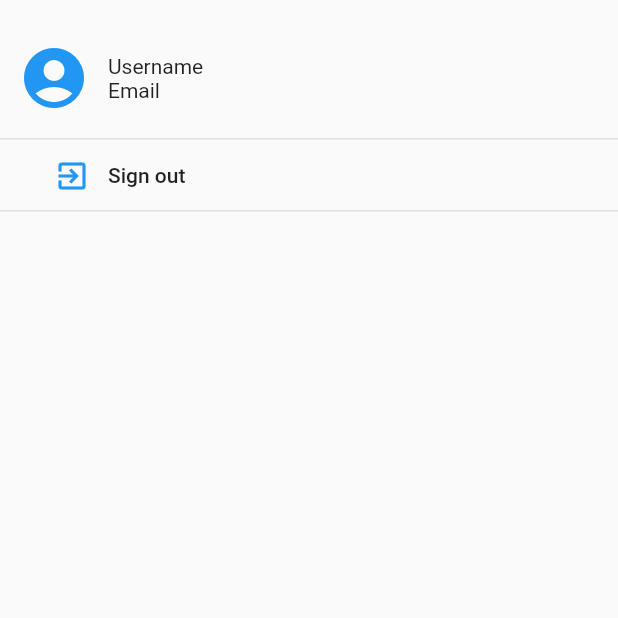
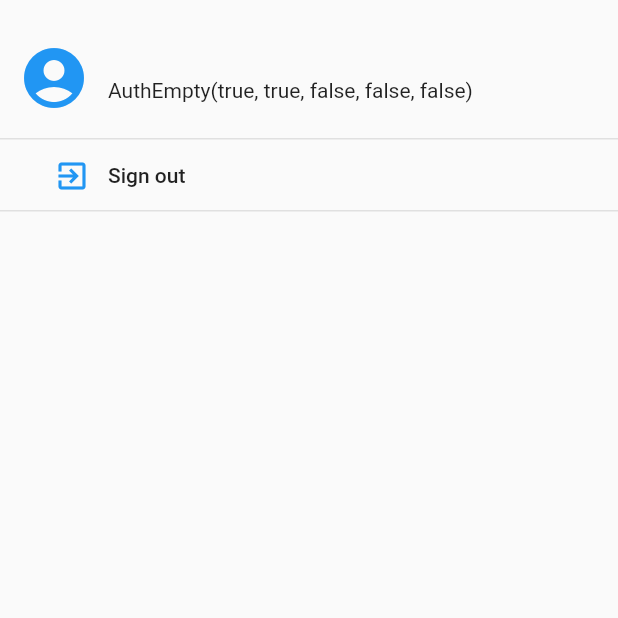
Before and after one commit to FleeToday/whatup, a Flutter app: the AppBarDrawerWidget screen opened directly, on a phone screen of 412 x 824 dp, the top half of it. Run offline on Flutter 3.47's test engine with Material 2 defaults, Android fonts, the phone set to English and light mode, and no system bars; our stand-ins replace bloc, cloud_firestore, equatable, firebase_auth, flutter_bloc, flutter_swiper and 2 more; missing offline and left inert: flutter_google_places, geoflutterfire, google_maps_webservice; accounts and stored records are empty.

Commit message:
fix bloc issue

```diff
--- a/lib/models/User.dart
+++ b/lib/models/UserProfile.dart
@@ -1,6 +1,6 @@
 import 'package:cloud_firestore/cloud_firestore.dart';
 
-class User {
+class UserProfile {
   final String id;
   final String firstName;
   final String lastName;
@@ -8,8 +8,9 @@ class User {
   final List<String> interests;
   DocumentReference reference;
 
-  User({this.id, this.firstName, this.lastName, this.email, this.interests});
-  User.fromMap(Map<String, dynamic> map, {reference})
+  UserProfile(
+      {this.id, this.firstName, this.lastName, this.email, this.interests});
+  UserProfile.fromMap(Map<String, dynamic> map, {reference})
       : assert(map['firstName'] != null),
         assert(map['lastName'] != null),
         assert(map['interests'] != null),
@@ -21,7 +22,7 @@ class User {
         id = map['id'],
         email = map['email'];
 
-  User.fromSnapshot(DocumentSnapshot snapshot)
+  UserProfile.fromSnapshot(DocumentSnapshot snapshot)
       : this.fromMap(snapshot.data, reference: snapshot.reference);
 
   Map<String, dynamic> toJson() {
--- a/lib/resources/UserProvider.dart
+++ b/lib/resources/UserProvider.dart
@@ -29,7 +29,7 @@ class UserProvider {
     return currentUser != null;
   }
 
-  Future<String> getUser() async {
-    return (await _firebaseAuth.currentUser()).email;
+  Future<FirebaseUser> getFirebaseUser() async {
+    return await _firebaseAuth.currentUser();
   }
 }
--- a/lib/screens/HomeScreen/AppBarDrawerWidget.dart
+++ b/lib/screens/HomeScreen/AppBarDrawerWidget.dart
@@ -2,11 +2,15 @@ import 'package:flutter/material.dart';
 import 'package:flutter_bloc/flutter_bloc.dart';
 import 'package:whatup/screens/LoginScreen/bloc/auth_bloc.dart';
 import 'package:whatup/screens/LoginScreen/bloc/auth_event.dart';
+import 'package:whatup/screens/LoginScreen/bloc/auth_state.dart';
 
 class AppBarDrawerWidget extends StatelessWidget {
   @override
   Widget build(BuildContext context) {
-    return SizedBox(
+    return BlocListener<AuthBloc, AuthState>(
+        listener: (BuildContext context, AuthState state) {},
+        child: BlocBuilder<AuthBloc, AuthState>(
+            builder: (context, state) => (SizedBox(
                   width: MediaQuery.of(context).size.width * 0.6,
                   child: Scaffold(
                     body: SafeArea(
@@ -19,9 +23,10 @@ class AppBarDrawerWidget extends StatelessWidget {
                             Container(
                               decoration: BoxDecoration(
                                   border: Border(
-                          bottom:
-                              BorderSide(width: 1, color: Colors.grey[300]))),
-                  padding: EdgeInsets.symmetric(horizontal: 12, vertical: 16),
+                                      bottom: BorderSide(
+                                          width: 1, color: Colors.grey[300]))),
+                              padding: EdgeInsets.symmetric(
+                                  horizontal: 12, vertical: 16),
                               child: Row(
                                 children: <Widget>[
                                   Icon(
@@ -30,21 +35,35 @@ class AppBarDrawerWidget extends StatelessWidget {
                                     color: Theme.of(context).primaryColor,
                                   ),
                                   Container(
-                        padding: EdgeInsets.symmetric(horizontal: 12),
+                                    padding:
+                                        EdgeInsets.symmetric(horizontal: 12),
                                     child: Column(
-                          crossAxisAlignment: CrossAxisAlignment.start,
-                          children: <Widget>[Text("Username"), Text("Email")],
+                                      crossAxisAlignment:
+                                          CrossAxisAlignment.start,
+                                      children: <Widget>[
+                                        Text(""),
+                                        Text(
+                                          (state is AuthSuccess)
+                                              ? state.user.email
+                                              : state.toString(),
+                                          softWrap: true,
+                                        )
+                                      ],
                                     ),
                                   ),
                                 ],
                               ),
                             ),
                             FlatButton(
-                  onPressed: () =>
-                      {BlocProvider.of<AuthBloc>(context).add(SignOut())},
+                              onPressed: () => {
+                                BlocProvider.of<AuthBloc>(context)
+                                    .add(SignOut())
+                              },
                               shape: Border(
-                      bottom: BorderSide(width: 1, color: Colors.grey[300])),
-                  padding: EdgeInsets.symmetric(horizontal: 36, vertical: 12),
+                                  bottom: BorderSide(
+                                      width: 1, color: Colors.grey[300])),
+                              padding: EdgeInsets.symmetric(
+                                  horizontal: 36, vertical: 12),
                               child: Row(children: [
                                 Icon(
                                   Icons.exit_to_app,
@@ -52,7 +71,8 @@ class AppBarDrawerWidget extends StatelessWidget {
                                   color: Theme.of(context).accentColor,
                                 ),
                                 Container(
-                        padding: EdgeInsets.symmetric(horizontal: 12),
+                                    padding:
+                                        EdgeInsets.symmetric(horizontal: 12),
                                     child: Text("Sign out")),
                               ]),
                             )
@@ -61,6 +81,6 @@ class AppBarDrawerWidget extends StatelessWidget {
                       ),
                     ),
                   ),
-    );
+                ))));
   }
 }
--- a/lib/screens/HomeScreen/HomeScreen.dart
+++ b/lib/screens/HomeScreen/HomeScreen.dart
@@ -16,11 +16,11 @@ class HomeScreen extends StatelessWidget {
 
   @override
   Widget build(BuildContext context) {
-    Route route = MaterialPageRoute(builder: (context) => LoginScreen());
     return BlocListener<AuthBloc, AuthState>(
       listener: (context, state) {
         if (state is AuthEmpty) {
-          Navigator.of(context).pushReplacement(route);
+          Navigator.of(context).pushReplacement(
+              MaterialPageRoute(builder: (context) => LoginScreen()));
         }
       },
       child: Scaffold(
--- a/lib/screens/LoginScreen/bloc/auth_state.dart
+++ b/lib/screens/LoginScreen/bloc/auth_state.dart
@@ -1,4 +1,5 @@
 import 'package:equatable/equatable.dart';
+import 'package:firebase_auth/firebase_auth.dart';
 
 abstract class AuthState extends Equatable {
   final bool isEmailValid;
@@ -28,7 +29,9 @@ class AuthUpdate extends AuthState {
 }
 
 class AuthSuccess extends AuthState {
-  const AuthSuccess() : super(true, true, true, true, false);
+  final FirebaseUser user;
+
+  const AuthSuccess(this.user) : super(true, true, true, true, false);
 }
 
 class AuthFailure extends AuthState {
```
Also changed, not shown: lib/main.dart (+7 -4 lines), lib/resources/FirestoreProvider.dart (+9 -8 lines), lib/resources/Repository.dart (+8 -1 lines), lib/screens/LoginScreen/LoginScreen.dart (+5 -7 lines), lib/screens/LoginScreen/bloc/auth_bloc.dart (+11 -7 lines). Lines whose indentation alone changed are shown as unchanged.
